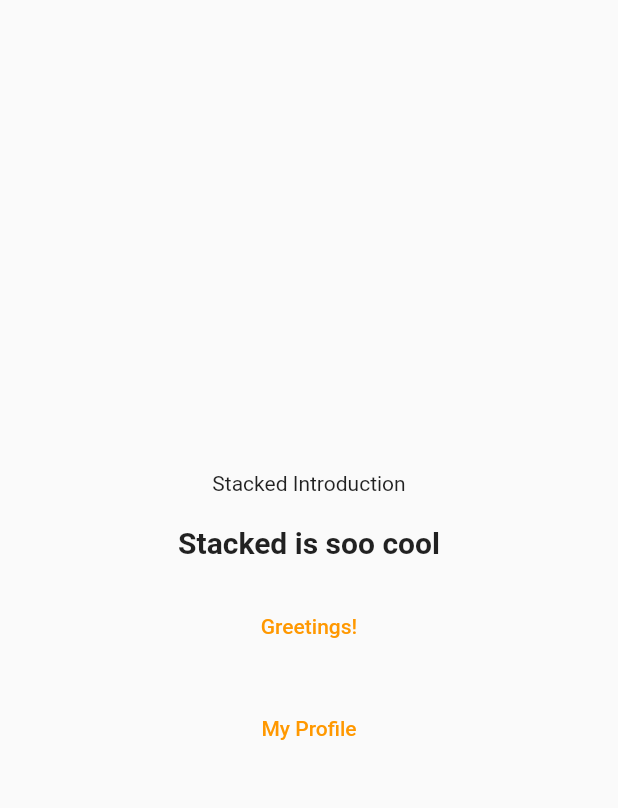
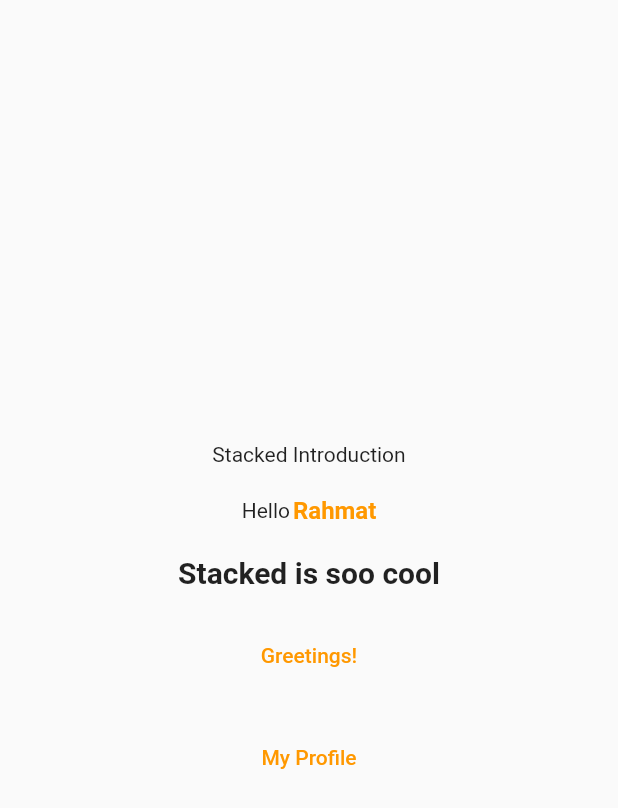
Before and after one commit to egin10/stacked_basic, a Flutter app: the screen it shows after launch, on a phone screen of 412 x 824 dp. Shown: the top 808 px of the screen. Run offline on Flutter 3.47's test engine with Material 2 defaults, Android fonts, the phone set to English and light mode, and no system bars; our stand-ins replace stacked, stacked_services.

Commit message:
update home

```diff
--- a/lib/main.dart
+++ b/lib/main.dart
@@ -23,6 +23,7 @@ class MyApp extends StatelessWidget {
       ),
       navigatorKey: StackedService.navigatorKey,
       onGenerateRoute: StackedRouter().onGenerateRoute,
+      initialRoute: Routes.homeView,
     );
   }
 }
--- a/lib/ui/views/home/home_view.dart
+++ b/lib/ui/views/home/home_view.dart
@@ -1,5 +1,6 @@
 import 'package:flutter/material.dart';
 import 'package:stacked/stacked.dart';
+import 'package:stacked_basic/ui/views/profile/profile_viewmodel.dart';
 import 'home_viewmodel.dart';
 
 class HomeView extends StatelessWidget {
@@ -8,7 +9,9 @@ class HomeView extends StatelessWidget {
   @override
   Widget build(BuildContext context) {
     return ViewModelBuilder<HomeViewModel>.reactive(
-      builder: (context, viewModel, child) {
+      builder: (context, homeViewModel, child) {
+        return ViewModelBuilder<ProfileViewModel>.reactive(
+          builder: (context, profileViewModel, child) {
             return Scaffold(
               body: Center(
                 child: Column(
@@ -16,8 +19,24 @@ class HomeView extends StatelessWidget {
                   children: [
                     const Text("Stacked Introduction"),
                     const SizedBox(height: 20),
+                    Row(
+                      mainAxisAlignment: MainAxisAlignment.center,
+                      children: [
+                        const Text("Hello"),
+                        const SizedBox(width: 2),
                         Text(
-                  viewModel.myDeclaration,
+                          profileViewModel.userProfile.name,
+                          style: const TextStyle(
+                            color: Colors.orange,
+                            fontWeight: FontWeight.bold,
+                            fontSize: 16,
+                          ),
+                        ),
+                      ],
+                    ),
+                    const SizedBox(height: 20),
+                    Text(
+                      homeViewModel.myDeclaration,
                       style: const TextStyle(
                         fontWeight: FontWeight.bold,
                         fontSize: 20,
@@ -25,12 +44,12 @@ class HomeView extends StatelessWidget {
                     ),
                     const SizedBox(height: 20),
                     TextButton(
-                  onPressed: () => viewModel.updateDeclaration(),
+                      onPressed: () => homeViewModel.updateDeclaration(),
                       child: const Text("Greetings!"),
                     ),
                     const SizedBox(height: 20),
                     TextButton(
-                  onPressed: () => viewModel.navigateToProfileView(),
+                      onPressed: () => homeViewModel.navigateToProfileView(),
                       child: const Text("My Profile"),
                     ),
                   ],
@@ -38,6 +57,9 @@ class HomeView extends StatelessWidget {
               ),
             );
           },
+          viewModelBuilder: () => ProfileViewModel(),
+        );
+      },
       viewModelBuilder: () => HomeViewModel(),
     );
   }
```
Lines whose indentation alone changed are shown as unchanged.
